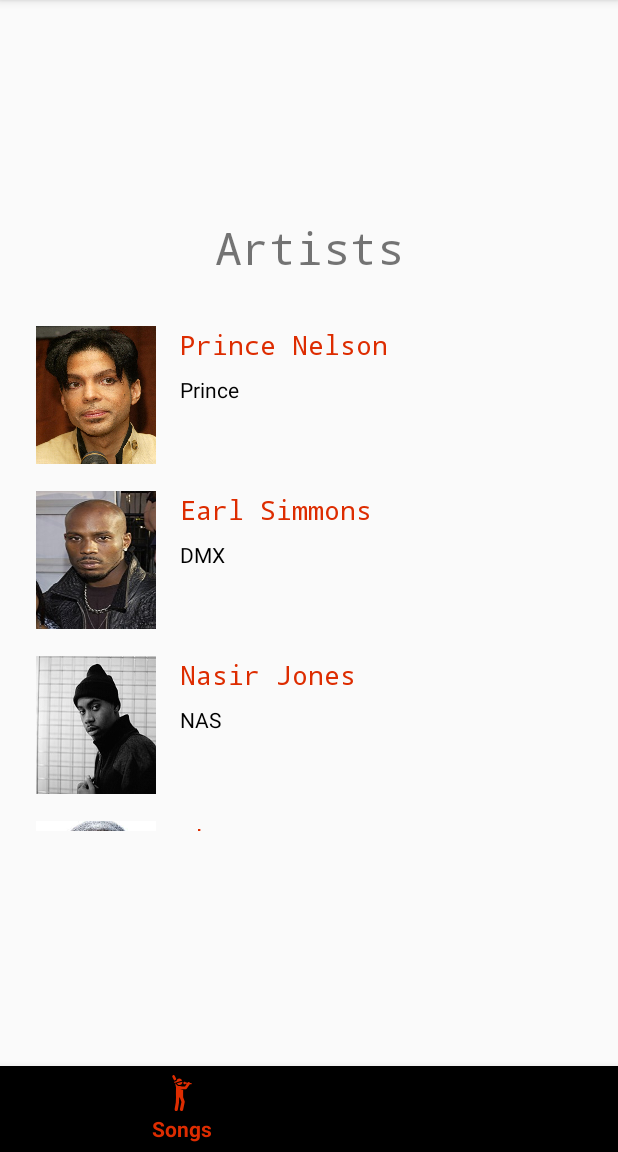
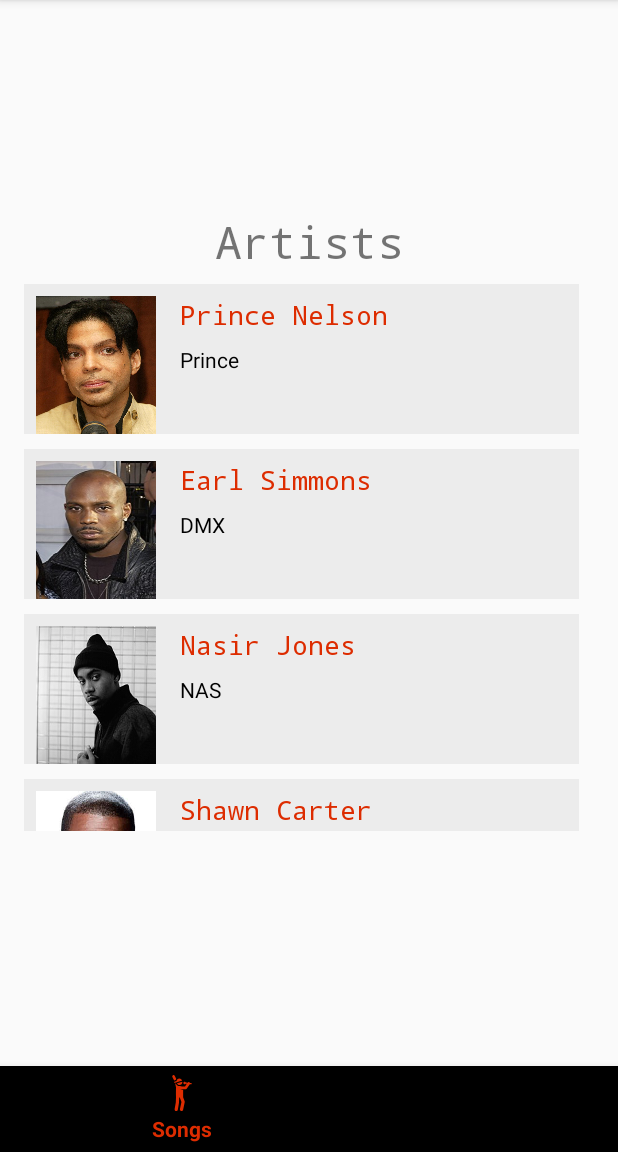
Before and after one commit to DavisSylvester/Musical-Structural-App-Java, an Android app: the screen it shows after launch (MainActivity), on a phone screen of 412 x 824 dp, the part 84-1236 px from its top. Run offline under Robolectric (Android 15) with nearby library versions, the phone set to English and light mode, and no system bars.

```diff
--- a/app/src/main/AndroidManifest.xml
+++ b/app/src/main/AndroidManifest.xml
@@ -1,6 +1,8 @@
 <?xml version="1.0" encoding="utf-8"?>
 <manifest xmlns:android="http://schemas.android.com/apk/res/android"
     package="com.davissylvester.musicalstructuralappjava">
+
+    <uses-permission android:name="android.permission.INTERNET" />
 
     <application
         android:allowBackup="true"
--- a/app/src/main/res/layout/artist_item.xml
+++ b/app/src/main/res/layout/artist_item.xml
@@ -4,7 +4,9 @@
     xmlns:tools="http://schemas.android.com/tools"
     android:layout_width="match_parent"
     android:layout_height="100dp"
-    android:layout_marginBottom="10dp">
+    android:layout_marginBottom="10dp"
+    android:background="#ececec"
+    android:layout_marginEnd="10dp">
 
     <ImageView
         android:id="@+id/artistPic"
--- a/app/src/main/res/layout/fragment_artist.xml
+++ b/app/src/main/res/layout/fragment_artist.xml
@@ -15,7 +15,6 @@
         android:layout_height="wrap_content"
         android:layout_marginEnd="8dp"
         android:layout_marginStart="8dp"
-        android:layout_marginTop="4dp"
         android:fontFamily="monospace"
         android:text="@string/artist_menu_title"
         android:textAlignment="center"
@@ -32,7 +31,7 @@
         android:layout_marginBottom="8dp"
         android:layout_marginEnd="8dp"
         android:layout_marginStart="8dp"
-        android:layout_marginTop="24dp"
+        android:layout_marginTop="8dp"
         app:layout_constraintBottom_toBottomOf="parent"
         app:layout_constraintEnd_toEndOf="parent"
         app:layout_constraintHorizontal_bias="0.0"
```
Also changed, not shown: app/src/main/java/com/davissylvester/musicalstructuralappjava/ArtistDetail.java (+42 -14 lines), app/src/main/res/layout/activity_artist_detail.xml (+14 -12 lines).
